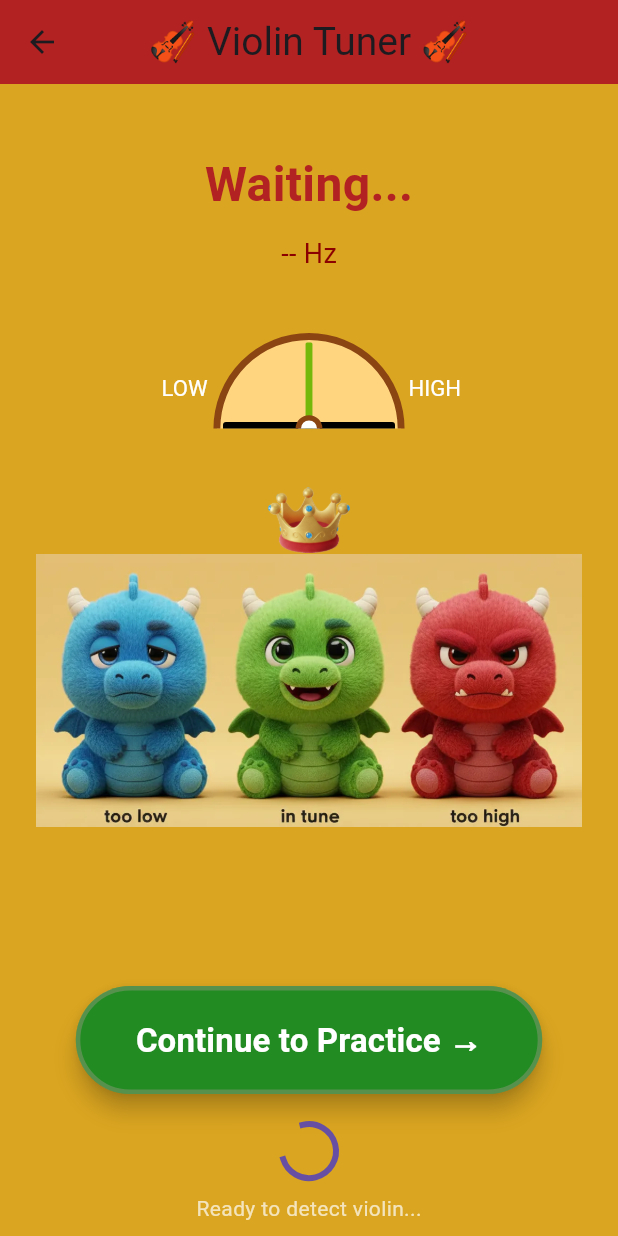
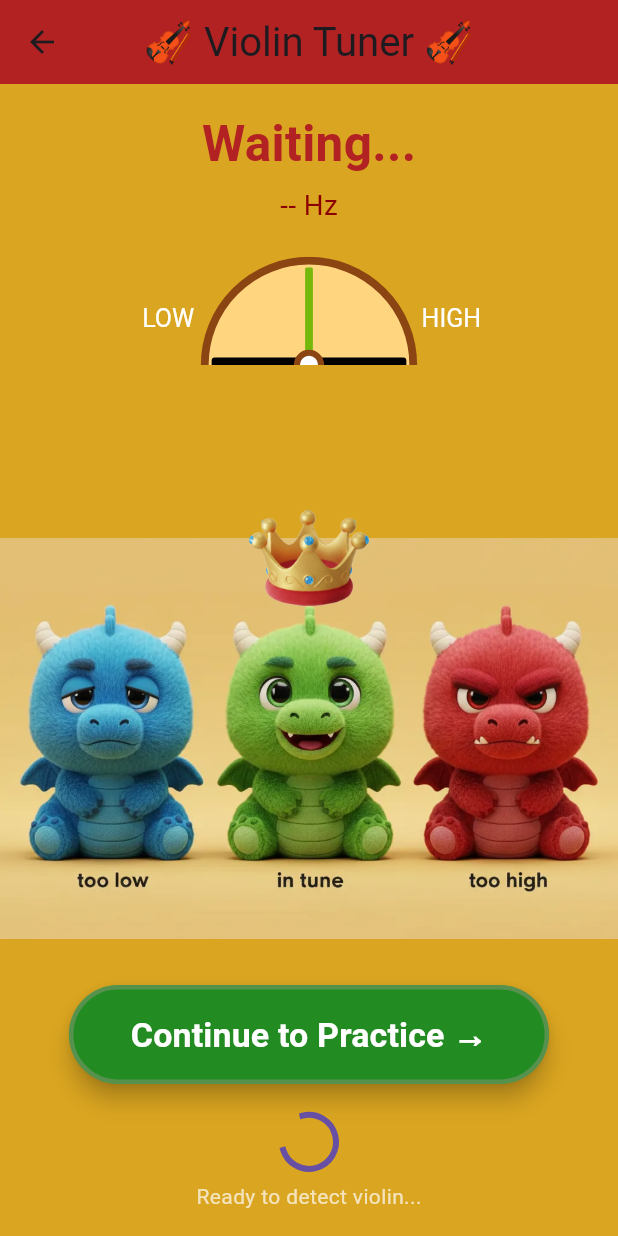
Before and after one commit to mbbrigitte/motivation-app, a Flutter app: the ViolinTuner screen opened directly, on a phone screen of 412 x 824 dp. Run offline on Flutter 3.47's test engine with Material 3 defaults, Android fonts, the phone set to English and light mode, and no system bars; our stand-ins replace audioplayers, permission_handler, sensors_plus, shared_preferences, video_player; accounts and stored records are empty; Roboto replaces fonts that are missing (Georgia).

Commit message:
Changed tuner based on teh real violin tuner, i.e. more responsive.

```diff
--- a/lib/screens/violin_tuner.dart
+++ b/lib/screens/violin_tuner.dart
@@ -13,7 +13,8 @@ class ViolinTuner extends StatefulWidget {
 
 class _ViolinTunerState extends State<ViolinTuner>
     with TickerProviderStateMixin {
-  static const platform = MethodChannel('com.flutter_testapplication.tuner/audio');
+  static const platform =
+      MethodChannel('com.flutter_testapplication.tuner/audio');
 
   static const Map<String, double> violinStrings = {
     'G': 196.00,
@@ -35,6 +36,10 @@ class _ViolinTunerState extends State<ViolinTuner>
   Timer? pitchTimer;
   late AnimationController needleController;
 
+  // Dragon image is 832×540 px (landscape) — same aspect ratio logic as the
+  // reference screen so the crown anchor is pixel-accurate on every device.
+  static const double dragonAspectRatio = 832.0 / 540.0; // ≈ 1.541
+
   @override
   void initState() {
     super.initState();
@@ -55,7 +60,6 @@ class _ViolinTunerState extends State<ViolinTuner>
 
     try {
       await platform.invokeMethod('startListening');
-      print('✅ Native audio started successfully');
 
       pitchTimer = Timer.periodic(const Duration(milliseconds: 50), (_) async {
         if (!mounted) return;
@@ -165,57 +169,77 @@ class _ViolinTunerState extends State<ViolinTuner>
 
   @override
   Widget build(BuildContext context) {
+    final screenWidth = MediaQuery.of(context).size.width;
+    final screenHeight = MediaQuery.of(context).size.height;
+
     return Scaffold(
       backgroundColor: const Color(0xFFDAA520),
       appBar: AppBar(
-        title: const Text(
+        title: Text(
           '🎻 Violin Tuner 🎻',
-          style: TextStyle(fontSize: 26),
+          style: TextStyle(fontSize: screenWidth * 0.065),
         ),
         backgroundColor: const Color(0xFFB22222),
         centerTitle: true,
       ),
-      body: SingleChildScrollView(
-        child: Center(
-          child: Padding(
-            padding: const EdgeInsets.all(24.0),
+      body: SafeArea(
         child: Column(
           children: [
+            // ── Error banner ──────────────────────────────────────────────
             if (hasError)
               Container(
+                margin: EdgeInsets.symmetric(horizontal: screenWidth * 0.05),
                 padding: const EdgeInsets.all(12),
+                decoration: BoxDecoration(
                   color: Colors.red,
+                  borderRadius: BorderRadius.circular(8),
+                ),
                 child: const Text(
-                      'Audio system failed - Restart app',
+                  'Audio system failed – Restart app',
                   style: TextStyle(color: Colors.white),
                 ),
               ),
-                const SizedBox(height: 20),
-                Text(
+
+            // ── String name label ─────────────────────────────────────────
+            Padding(
+              padding: EdgeInsets.only(
+                  top: screenHeight * 0.02, bottom: screenHeight * 0.005),
+              child: Text(
                 currentString.isNotEmpty
                     ? 'String: $currentString'
                     : 'Waiting...',
-                  style: const TextStyle(
-                    fontSize: 32,
+                style: TextStyle(
+                  fontSize: screenWidth * 0.08,
                   fontWeight: FontWeight.bold,
-                    color: Color(0xFFB22222),
+                  color: const Color(0xFFB22222),
                   fontFamily: 'Georgia',
                 ),
               ),
-                const SizedBox(height: 10),
+            ),
+
+            // ── Hz readout ────────────────────────────────────────────────
             Text(
               currentPitch > 0
                   ? '${currentPitch.toStringAsFixed(1)} Hz'
                   : '-- Hz',
-                  style: const TextStyle(
-                    fontSize: 18,
-                    color: Color(0xFF8B0000),
+              style: TextStyle(
+                fontSize: screenWidth * 0.045,
+                color: const Color(0xFF8B0000),
               ),
             ),
-                const SizedBox(height: 40),
-                LayoutBuilder(
+
+            // ── Needle gauge ──────────────────────────────────────────────
+            Padding(
+              padding: EdgeInsets.only(
+                top: screenHeight * 0.025,
+                bottom: screenHeight * 0.01,
+              ),
+              child: LayoutBuilder(
                 builder: (context, constraints) {
-                    final double gaugeSize = constraints.maxWidth * 0.7;
+                  // Cap at 70% of available width so it doesn't balloon on
+                  // wide screens (same proportion as the original code).
+                  final double gaugeSize =
+                      (constraints.maxWidth * 0.70).clamp(0.0, 400.0);
                   return SizedBox(
                     width: gaugeSize,
                     height: gaugeSize * 0.5,
@@ -223,27 +247,36 @@ class _ViolinTunerState extends State<ViolinTuner>
                   );
                 },
               ),
-                const SizedBox(height: 20),// 🎯 Reduced from 50 to 20
-                _buildDragonIndicator(),
-                const SizedBox(height: 40),
-                // 🎯 FIX #1: Made "In tune!" always take up space, just invisible when not in tune
+            ),
+
+            // ── Dragon indicator ──────────────────────────────────────────
+            Expanded(
+              child: _buildDragonIndicator(),
+            ),
+
+            // ── "In tune!" message ────────────────────────────────────────
             SizedBox(
-                  height: 36, // Fixed height to prevent layout shift
-                  child: Opacity(
+              height: screenHeight * 0.07,
+              child: Center(
+                child: AnimatedOpacity(
                   opacity: isInTune ? 1.0 : 0.0,
-                    child: const Text(
+                  duration: const Duration(milliseconds: 300),
+                  child: Text(
                     'In tune!',
                     style: TextStyle(
-                        fontSize: 28,
+                      fontSize: screenWidth * 0.07,
                       fontWeight: FontWeight.bold,
-                        color: Color(0xFF228B22),
+                      color: const Color(0xFF228B22),
                     ),
                   ),
                 ),
               ),
-                const SizedBox(height: 30),
-                // Continue to Practice button (no longer moves)
-                ElevatedButton(
+            ),
+
+            // ── Continue to Practice button ───────────────────────────────
+            Padding(
+              padding: EdgeInsets.only(bottom: screenHeight * 0.025),
+              child: ElevatedButton(
                 onPressed: () {
                   Navigator.push(
                     context,
@@ -255,51 +288,55 @@ class _ViolinTunerState extends State<ViolinTuner>
                 style: ElevatedButton.styleFrom(
                   backgroundColor: const Color(0xFF228B22),
                   foregroundColor: Colors.white,
-                    padding: const EdgeInsets.symmetric(
-                        vertical: 20, horizontal: 40),
+                  padding: EdgeInsets.symmetric(
+                    vertical: screenHeight * 0.02,
+                    horizontal: screenWidth * 0.1,
+                  ),
                   shape: RoundedRectangleBorder(
                     borderRadius: BorderRadius.circular(50),
                     side: const BorderSide(
-                          color: Color.fromARGB(99, 168, 158, 145),
-                          width: 3),
+                        color: Color.fromARGB(99, 168, 158, 145), width: 3),
                   ),
                   elevation: 6,
                 ),
-                  child: const Text(
+                child: Text(
                   'Continue to Practice →',
-                    style: TextStyle(fontSize: 22, fontWeight: FontWeight.bold),
+                  style: TextStyle(
+                      fontSize: screenWidth * 0.055,
+                      fontWeight: FontWeight.bold),
                 ),
               ),
-                // 🎯 FIX #2: Moved "Ready to detect violin" below the button
-                const SizedBox(height: 20),
+            ),
+
+            // ── Listening indicator ───────────────────────────────────────
             if (!hasError && currentAmplitude < 0.005)
-                  const Column(
+              Padding(
+                padding: EdgeInsets.only(bottom: screenHeight * 0.02),
+                child: Column(
+                  mainAxisSize: MainAxisSize.min,
                   children: [
-                      CircularProgressIndicator(),
-                      SizedBox(height: 10),
-                      Text(
+                    const CircularProgressIndicator(),
+                    SizedBox(height: screenHeight * 0.01),
+                    const Text(
                       'Ready to detect violin...',
                       style: TextStyle(color: Colors.white70),
                     ),
                   ],
                 ),
+              ),
           ],
-            ),
-          ),
         ),
       ),
     );
   }
 
-  // == YOUR ORIGINAL VISUAL COMPONENTS BELOW - UNMODIFIED ==
-
-  // NEEDLE GAUGE (RESPONSIVE)
+  // ── Needle gauge ────────────────────────────────────────────────────────────
   Widget _buildNeedleGauge(double size) {
     final double centerPinSize = size * 0.07;
     final double needleThickness = size * 0.018;
 
     return ClipPath(
-    clipper: HalfCircleClipper(), // 🎯 Custom clipper to show only top half
+      clipper: HalfCircleClipper(),
       child: Stack(
         alignment: Alignment.center,
         children: [
@@ -309,23 +346,21 @@ class _ViolinTunerState extends State<ViolinTuner>
             decoration: BoxDecoration(
               color: const Color(0xFFFFD580),
               shape: BoxShape.circle,
-            border: Border.all(color: const Color(0xFF8B4513), width: size * 0.018),
+              border: Border.all(
+                  color: const Color(0xFF8B4513), width: size * 0.018),
             ),
             child: CustomPaint(
               painter: GaugePainter(),
             ),
           ),
 
-        // Center reference line (amber)
-        Transform.rotate(
-          angle: 0,
-          child: Container(
+          // Center reference line (green = in-tune target)
+          Container(
             width: needleThickness,
             height: size * 0.45,
             decoration: BoxDecoration(
               color: const Color.fromARGB(255, 117, 184, 9),
               borderRadius: BorderRadius.circular(1),
-            ),
             ),
           ),
 
@@ -354,7 +389,8 @@ class _ViolinTunerState extends State<ViolinTuner>
             decoration: BoxDecoration(
               color: Colors.white,
               shape: BoxShape.circle,
-            border: Border.all(color: const Color(0xFF8B4513), width: centerPinSize * 0.2),
+              border: Border.all(
+                  color: const Color(0xFF8B4513), width: centerPinSize * 0.2),
             ),
           ),
         ],
@@ -362,54 +398,81 @@ class _ViolinTunerState extends State<ViolinTuner>
     );
   }
 
-  // DRAGON INDICATOR
+  // ── Dragon indicator ─────────────────────────────────────────────────────────
   Widget _buildDragonIndicator() {
-    double normalized = (detuneAmount + 50) / 100;
-    // 🎯 FIX #3: Increased crown drop from 10 to 25 when in tune
-    double verticalDrop = isInTune ? 25 : 0;
-
     return LayoutBuilder(
       builder: (context, constraints) {
-        final double maxWidth = constraints.maxWidth;
-        final double dragonHeight = maxWidth * 0.5;
-        final double crownSize = maxWidth * 0.15;
-        final double crownX = 20 + normalized * (maxWidth - 40 - crownSize);
+        final double availableWidth = constraints.maxWidth;
+        final double availableHeight = constraints.maxHeight;
 
-        return Column(
-          mainAxisSize: MainAxisSize.min,
-          children: [
-            SizedBox(
-              width: maxWidth,
-              height: dragonHeight,
-              child: Stack(
+        // Dragon image is landscape (832×540). Under BoxFit.fill the rendered
+        // size equals the Positioned widget's size, so we compute it the same
+        // way the reference does: constrain by width first.
+        final double renderedWidth = availableWidth;
+        final double renderedHeight = availableWidth / dragonAspectRatio;
+
+        // Dragon sits at the bottom of the Expanded area.
+        const double dragonLeft = 0.0;
+        final double dragonTop =
+            availableHeight - renderedHeight + renderedHeight * 0.1;
+
+        // Crown anchored above the dragon's head.
+        // dragonHeadFraction: how far from the TOP of the image the head sits.
+        // The dragon's head is roughly 45% down the image.
+        const double dragonHeadFraction = 0.25;
+        final double headY = dragonTop + renderedHeight * dragonHeadFraction;
+
+        // Crown sized relative to rendered height — keep it modest.
+        final double crownSize = renderedHeight * 0.30;
+        final double travelWidth = availableWidth - crownSize;
+        final double normalized = (detuneAmount + 50) / 100;
+        final double crownX = normalized * travelWidth;
+
+        // Crown sits higher — full crownSize above head, plus an extra nudge up.
+        final double verticalDrop = isInTune ? renderedHeight * 0.04 : 0.0;
+        final double crownTop = headY - crownSize - renderedHeight * 0.05 + verticalDrop;
+
+        return Stack(
           clipBehavior: Clip.none,
           children: [
-                  Positioned.fill(
+            // Dragon drawn first (bottom of stack), cropped 15% top + bottom
+            Positioned(
+              left: dragonLeft,
+              top: dragonTop,
+              width: renderedWidth,
+              height: renderedHeight,
               child: ClipRect(
                 child: Align(
                   alignment: Alignment.center,
-                        heightFactor: 0.55,
+                  heightFactor: 0.70, // show middle 70% = crop 15% each side
                   child: Image.asset(
-                          "assets/images/Gemini_dragon_tuned.webp",
-                          width: maxWidth,
-                          fit: BoxFit.cover,
+                    'assets/images/Gemini_dragon_tuned.webp',
+                    width: renderedWidth,
+                    fit: BoxFit.fitWidth,
+                    errorBuilder: (context, error, stackTrace) {
+                      return const Center(
+                        child: Icon(Icons.pets, size: 100, color: Colors.white),
+                      );
+                    },
                   ),
                 ),
               ),
             ),
 
+            // Crown drawn on top of the dragon
             AnimatedPositioned(
               duration: const Duration(milliseconds: 150),
               curve: Curves.easeOut,
-                    top: verticalDrop - 50,
+              top: crownTop,
               left: crownX,
               child: Image.asset(
-                      "assets/images/crown_transparent.png",
+                'assets/images/crown_transparent.png',
                 width: crownSize,
                 height: crownSize,
-                    ),
-                  ),
-                ],
+                fit: BoxFit.contain,
+                errorBuilder: (context, error, stackTrace) {
+                  return Icon(Icons.star, size: crownSize, color: Colors.yellow);
+                },
               ),
             ),
           ],
@@ -417,9 +480,9 @@ class _ViolinTunerState extends State<ViolinTuner>
       },
     );
   }
+}
 
-  // GAUGE PAINTER CLASS - COMPLETELY UNCHANGED
-}
+// ── Supporting painters / clippers ───────────────────────────────────────────
 
 class GaugePainter extends CustomPainter {
   @override
@@ -431,15 +494,6 @@ class GaugePainter extends CustomPainter {
     final center = Offset(size.width / 2, size.height / 2);
     final radius = size.width / 2 - (size.width * 0.05);
 
-  //  paint.color = Colors.blue;
-   // canvas.drawArc(
-  //    Rect.fromCircle(center: center, radius: radius),
-  //    pi,
-  //    pi / 3,
-  //    false,
-  //    paint,
-  //  );
-
     paint.color = Colors.green;
     canvas.drawArc(
       Rect.fromCircle(center: center, radius: radius),
@@ -448,15 +502,6 @@ class GaugePainter extends CustomPainter {
       false,
       paint,
     );
-
-   // paint.color = Colors.red;
-   // canvas.drawArc(
-   //   Rect.fromCircle(center: center, radius: radius),
-   //   pi + 2 * pi / 3,
-   //   pi / 3,
-   //   false,
-   //   paint,
-   // );
 
     final linePaint = Paint()
       ..color = Colors.amber
@@ -475,14 +520,16 @@ class GaugePainter extends CustomPainter {
       textDirection: TextDirection.ltr,
     )
       ..layout()
-      ..paint(canvas, Offset(center.dx - (size.width * 0.4), center.dy - (size.height * 0.3)));
+      ..paint(canvas,
+          Offset(center.dx - (size.width * 0.4), center.dy - (size.height * 0.3)));
 
     TextPainter(
       text: TextSpan(text: 'HIGH', style: textStyle),
       textDirection: TextDirection.ltr,
     )
       ..layout()
-      ..paint(canvas, Offset(center.dx + (size.width * 0.27), center.dy - (size.height * 0.3)));
+      ..paint(canvas,
+          Offset(center.dx + (size.width * 0.27), center.dy - (size.height * 0.3)));
   }
 
   @override
@@ -493,7 +540,6 @@ class HalfCircleClipper extends CustomClipper<Path> {
   @override
   Path getClip(Size size) {
     final path = Path();
-    // Create a rectangle that covers only the top half
     path.addRect(Rect.fromLTWH(0, 0, size.width, size.height / 2));
     return path;
   }
```
Lines whose indentation alone changed are shown as unchanged.
